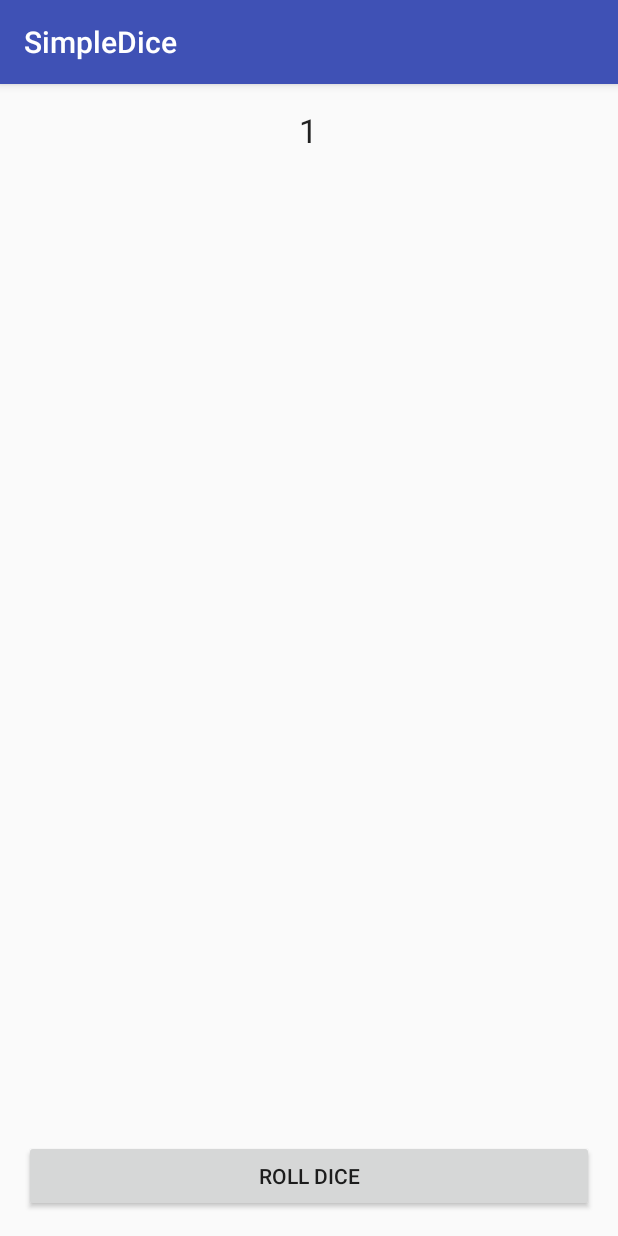
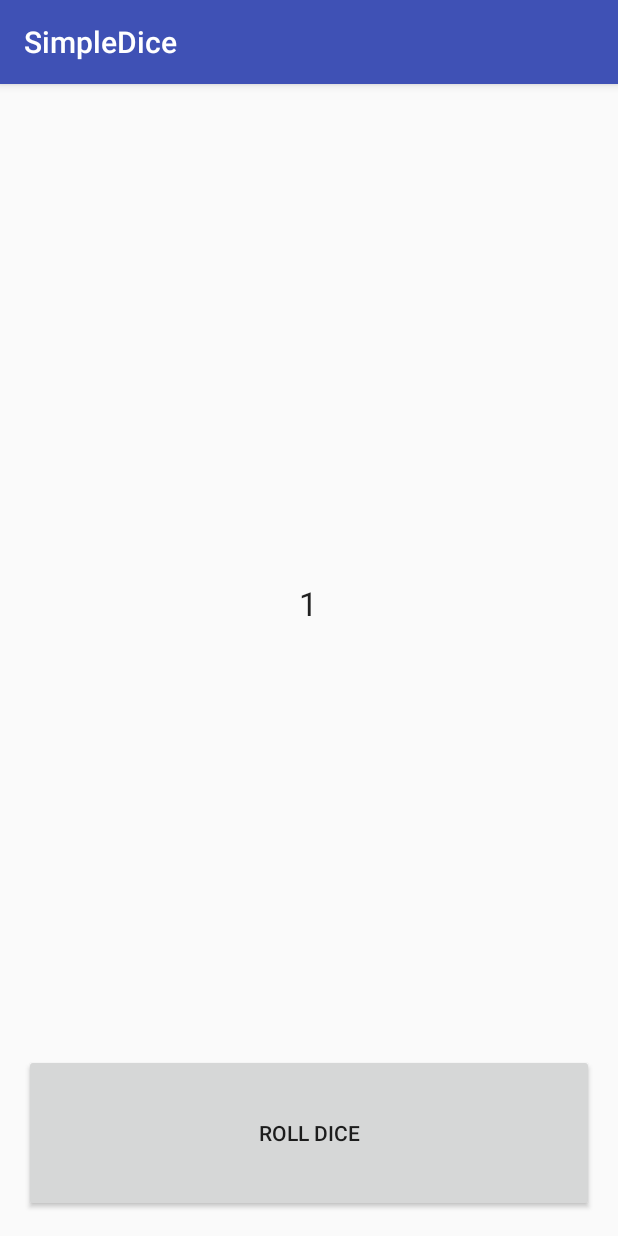
Before and after one commit to Shashank-1801/Android, an Android app: the screen it shows after launch (DiceyActivity), after a tap on "ROLL DICE", on a phone screen of 412 x 824 dp. Run offline under Robolectric (Android 15) with nearby library versions, the phone set to English and light mode, and no system bars.

Commit message:
Added vibration and fixed UI for activity

```diff
--- a/SimpleDice/app/src/main/AndroidManifest.xml
+++ b/SimpleDice/app/src/main/AndroidManifest.xml
@@ -13,10 +13,10 @@
         <activity android:name=".DiceyActivity">
             <intent-filter>
                 <action android:name="android.intent.action.MAIN" />
-
                 <category android:name="android.intent.category.LAUNCHER" />
             </intent-filter>
         </activity>
     </application>
+    <uses-permission android:name="android.permission.VIBRATE"/>
 
 </manifest>
--- a/SimpleDice/app/src/main/java/in/shekhar/simpledice/DiceyActivity.java
+++ b/SimpleDice/app/src/main/java/in/shekhar/simpledice/DiceyActivity.java
@@ -1,6 +1,8 @@
 package in.shekhar.simpledice;
 
+import android.content.Context;
 import android.content.Intent;
+import android.os.Vibrator;
 import android.support.v7.app.AppCompatActivity;
 import android.os.Bundle;
 import android.util.Log;
@@ -29,6 +31,7 @@ public class DiceyActivity extends AppCompatActivity implements View.OnClickList
         switch (v.getId()) {
             case R.id.roll_button:
                 roll();
+                vibrate(50);
         }
     }
 
@@ -63,4 +66,10 @@ public class DiceyActivity extends AppCompatActivity implements View.OnClickList
         }
 
     }
+
+    private void vibrate(long milliSec){
+        Vibrator v = (Vibrator) getSystemService(Context.VIBRATOR_SERVICE);
+        Log.d(TAG,"vibrating the device for " + milliSec + " milli secs");
+        v.vibrate(milliSec);
+    }
 }
--- a/SimpleDice/app/src/main/res/layout/activity_dicey.xml
+++ b/SimpleDice/app/src/main/res/layout/activity_dicey.xml
@@ -23,16 +23,26 @@
             android:layout_width="wrap_content"
             android:layout_height="wrap_content"
             android:textAppearance="?android:attr/textAppearanceLarge"
+            android:text="@string/prev_value"
+            android:id="@+id/prevresult"
+            android:layout_gravity="center"
+            android:layout_weight="5" />
+
+        <TextView
+            android:layout_width="wrap_content"
+            android:layout_height="wrap_content"
+            android:textAppearance="?android:attr/textAppearanceLarge"
             android:text="@string/init_value"
             android:id="@+id/result"
             android:layout_gravity="center"
-            android:layout_weight="1"/>
+            android:layout_weight="5" />
 
         <Button
             android:layout_width="match_parent"
             android:layout_height="wrap_content"
             android:text="@string/dice_roll"
             android:id="@+id/roll_button"
+            android:layout_weight="1"
             android:layout_gravity="center|bottom"/>
     </LinearLayout>
 </RelativeLayout>
--- a/SimpleDice/app/src/main/res/values/strings.xml
+++ b/SimpleDice/app/src/main/res/values/strings.xml
@@ -2,6 +2,7 @@
     <string name="app_name">SimpleDice</string>
     <string name="app_version">2</string>
     <string name="init_value">Start by clicking the button</string>
+    <string name="prev_value"></string>
     <string name="value1">1</string>
     <string name="value2">2</string>
     <string name="value3">3</string>
```
